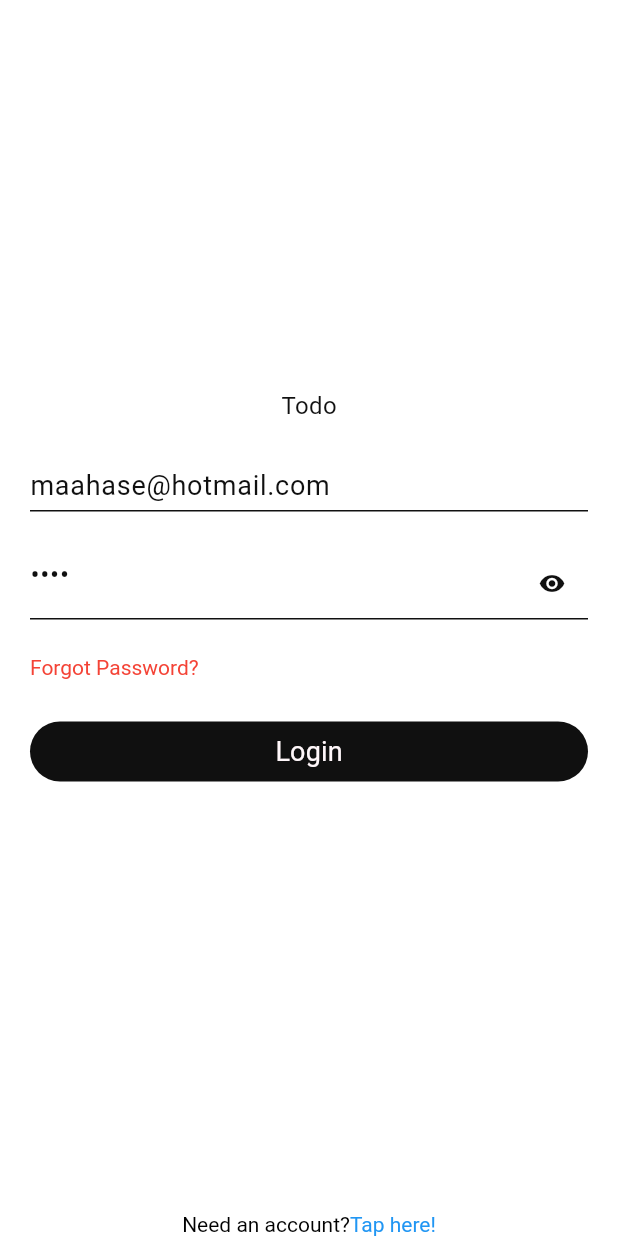
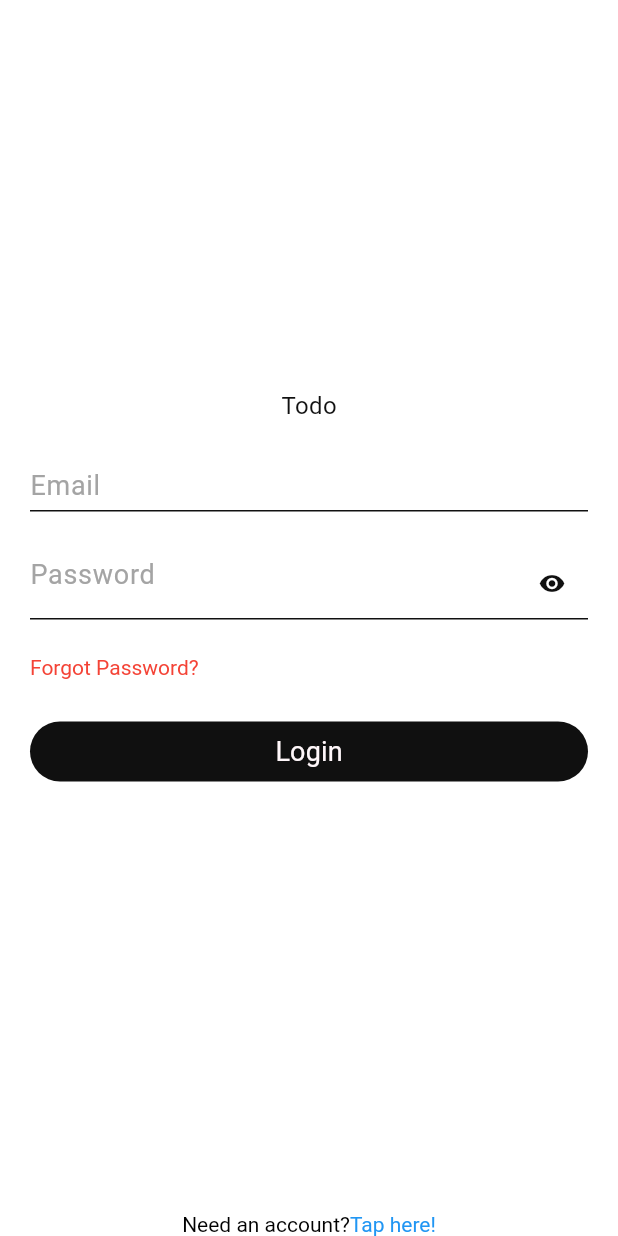
Before and after one commit to crypticraccoon/nimble, a Flutter app: the screen it shows after launch, on a phone screen of 412 x 824 dp. Run offline on Flutter 3.47's test engine with Material 3 defaults, Android fonts, the phone set to English and light mode, and no system bars; our stand-ins replace dio, freezed_annotation, go_router, shared_preferences; generated files the repository leaves out were written again.

```diff
--- a/client/lib/ui/auth/login/widgets/login_screen.dart
+++ b/client/lib/ui/auth/login/widgets/login_screen.dart
@@ -19,9 +19,9 @@ class LoginScreen extends StatefulWidget {
 
 class _LoginScreen extends State<LoginScreen> {
   final TextEditingController _email = TextEditingController(
-    text: 'maahase@hotmail.com',
+    text: '',
   );
-  final TextEditingController _password = TextEditingController(text: 'test');
+  final TextEditingController _password = TextEditingController(text: '');
   bool _obscurePassword = true;
 
   @override
--- a/client/lib/ui/recover/recover/widgets/recovery_screen.dart
+++ b/client/lib/ui/recover/recover/widgets/recovery_screen.dart
@@ -15,7 +15,7 @@ class RecoveryScreen extends StatefulWidget {
 }
 
 class _RecoveryScreen extends State<RecoveryScreen> {
-  final TextEditingController _email = TextEditingController(text: 'maahase@hotmail.com');
+  final TextEditingController _email = TextEditingController(text: '');
 
   @override
   void initState() {
--- a/client/lib/ui/registration/registration/widgets/registration_screen.dart
+++ b/client/lib/ui/registration/registration/widgets/registration_screen.dart
@@ -13,10 +13,10 @@ class RegistrationScreen extends StatefulWidget {
 }
 
 class _RegistrationScreen extends State<RegistrationScreen> {
-  final TextEditingController _email = TextEditingController(text: 'maahase@hotmail.com');
-  final TextEditingController _password = TextEditingController(text: 'test');
+  final TextEditingController _email = TextEditingController(text: '');
+  final TextEditingController _password = TextEditingController(text: '');
   final TextEditingController _confirmPassword = TextEditingController(
-    text: 'test',
+    text: '',
   );
   bool _obscurePassword = true;
 
```
Also changed, not shown: assets/images/client_overview.jpeg (added), assets/images/server_api.jpeg (added), assets/images/services.jpeg (added).
